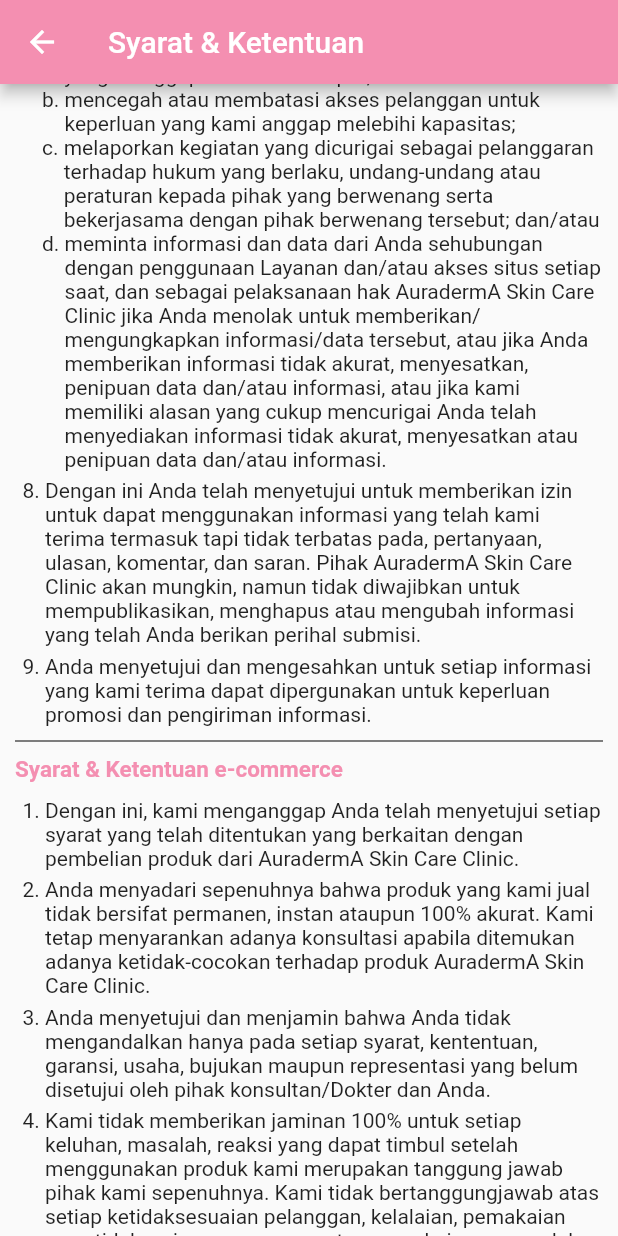
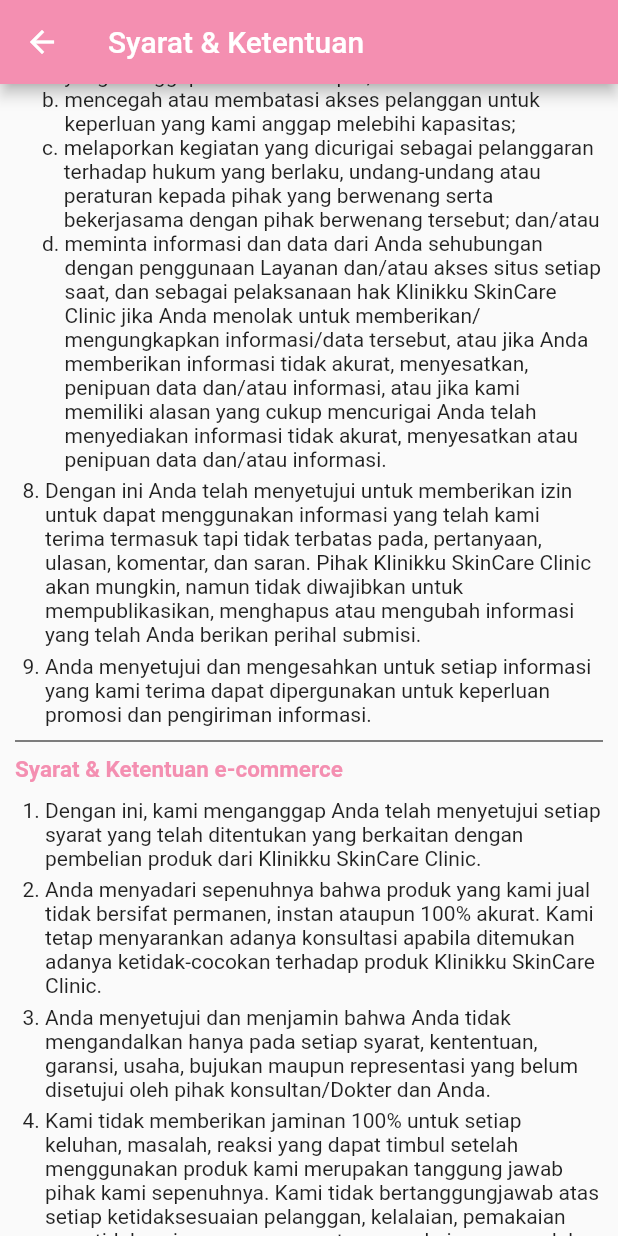
Before and after one commit to mnurs/klinikku, a Flutter app: the SyaratKetentuanIndex screen opened directly, scrolled down 1152 dp, on a phone screen of 412 x 824 dp. Run offline on Flutter 3.47's test engine with Material 2 defaults, Android fonts, the phone set to English and light mode, and no system bars; our stand-ins replace card_swiper, flutter_local_notifications, image_picker, rflutter_alert; missing offline and left inert: clipboard.

Commit message:
mengubah text syarat dan ketentuan

```diff
--- a/lib/info/syarat_ketentuan.dart
+++ b/lib/info/syarat_ketentuan.dart
@@ -34,7 +34,7 @@ class _SyaratKetentuanIndexState extends State<SyaratKetentuanIndex> {
                   Text("1. "),
                   Expanded(
                       child: Text(
-                          "Dengan mengakses dan menggunakan semua fitur layanan yang ada di situs ini, Anda dengan otomatis telah menyetujui semua bentuk syarat & ketentuan yang telah ditentukan oleh AuradermA Skin Care Clinic."))
+                          "Dengan mengakses dan menggunakan semua fitur layanan yang ada di situs ini, Anda dengan otomatis telah menyetujui semua bentuk syarat & ketentuan yang telah ditentukan oleh Klinikku SkinCare Clinic."))
                 ],
               ),
               SizedBox(
@@ -64,7 +64,7 @@ class _SyaratKetentuanIndexState extends State<SyaratKetentuanIndex> {
                   Text("3. "),
                   Expanded(
                       child: Text(
-                          "Situs ini dikhususkan bagi orang dewasa. Bagi Anda yang masih di bawah umur diwajibkan untuk memiliki izin/persetujuan dari orang tua/wali yang dapat bertanggungjawab atas tindakan Anda, bertanggungjawab atas biaya yang terkait dengan pembelian produk dan layanan dan penerimaan dan pemahaman mengenai Syarat & Ketentuan yang tertera. Tanpa persetujuan/perizinan tersebut, semua hal yang dilakukan oleh pihak terkait di luar tanggung jawab AuradermA Skin Care Clinic."))
+                          "Situs ini dikhususkan bagi orang dewasa. Bagi Anda yang masih di bawah umur diwajibkan untuk memiliki izin/persetujuan dari orang tua/wali yang dapat bertanggungjawab atas tindakan Anda, bertanggungjawab atas biaya yang terkait dengan pembelian produk dan layanan dan penerimaan dan pemahaman mengenai Syarat & Ketentuan yang tertera. Tanpa persetujuan/perizinan tersebut, semua hal yang dilakukan oleh pihak terkait di luar tanggung jawab Klinikku SkinCare Clinic."))
                 ],
               ),
               SizedBox(
@@ -82,7 +82,7 @@ class _SyaratKetentuanIndexState extends State<SyaratKetentuanIndex> {
               Padding(
                 padding: const EdgeInsets.only(left: 18),
                 child: Text(
-                    "Anda setuju untuk mematuhi setiap ketentuan, pemberitahuan, kebijakan dan instruksi yang terkait dengan penggunaan layanan dan/atau akses ke situs ini sesuai dengan ketentuan AuradermA Skin Care Clinic, walau tanpa pemberitahuan lebih lanjut."),
+                    "Anda setuju untuk mematuhi setiap ketentuan, pemberitahuan, kebijakan dan instruksi yang terkait dengan penggunaan layanan dan/atau akses ke situs ini sesuai dengan ketentuan Klinikku SkinCare Clinic, walau tanpa pemberitahuan lebih lanjut."),
               ),
               SizedBox(
                 height: 5,
@@ -143,7 +143,7 @@ class _SyaratKetentuanIndexState extends State<SyaratKetentuanIndex> {
                     Text("d. "),
                     Expanded(
                       child: Text(
-                          "Mem-posting, mempromosikan atau mengirimkan materi/konten terlarang melalui situs/dengan mengatasnamakan AuradermA Skin Care Clinic tanpa sepengetahuan pihak terkait."),
+                          "Mem-posting, mempromosikan atau mengirimkan materi/konten terlarang melalui situs/dengan mengatasnamakan Klinikku SkinCare Clinic tanpa sepengetahuan pihak terkait."),
                     ),
                   ],
                 ),
@@ -176,7 +176,7 @@ class _SyaratKetentuanIndexState extends State<SyaratKetentuanIndex> {
               Padding(
                 padding: const EdgeInsets.only(left: 18),
                 child: Text(
-                    "AuradermA Skin Care Clinic dapat meningkatkan, memodifikasi, menghentikan sementara, menghentikan penyediaan, menghapus, baik secara keseluruhan atau sebagian dari situs atau layanan, tanpa memberikan alasan & pemberitahuan sebelumnya, dan tidak bertanggungjawab jika peningkatan, modifikasi, suspensi atau penghapusan tersebut mencegah Anda mengakses situs atau bagian dari layanan."),
+                    "Klinikku SkinCare Clinic dapat meningkatkan, memodifikasi, menghentikan sementara, menghentikan penyediaan, menghapus, baik secara keseluruhan atau sebagian dari situs atau layanan, tanpa memberikan alasan & pemberitahuan sebelumnya, dan tidak bertanggungjawab jika peningkatan, modifikasi, suspensi atau penghapusan tersebut mencegah Anda mengakses situs atau bagian dari layanan."),
               ),
               SizedBox(
                 height: 5,
@@ -189,7 +189,7 @@ class _SyaratKetentuanIndexState extends State<SyaratKetentuanIndex> {
                   ),
                   Expanded(
                     child: Text(
-                        "7. Pihak AuradermA Skin Care Clinic mempunyai hak penuh atas situs ini termasuk:"),
+                        "7. Pihak Klinikku SkinCare Clinic mempunyai hak penuh atas situs ini termasuk:"),
                   ),
                 ],
               ),
@@ -240,7 +240,7 @@ class _SyaratKetentuanIndexState extends State<SyaratKetentuanIndex> {
                     Text("d. "),
                     Expanded(
                       child: Text(
-                          "meminta informasi dan data dari Anda sehubungan dengan penggunaan Layanan dan/atau akses situs setiap saat, dan sebagai pelaksanaan hak AuradermA Skin Care Clinic jika Anda menolak untuk memberikan/mengungkapkan informasi/data tersebut, atau jika Anda memberikan informasi tidak akurat, menyesatkan, penipuan data dan/atau informasi, atau jika kami memiliki alasan yang cukup mencurigai Anda telah menyediakan informasi tidak akurat, menyesatkan atau penipuan data dan/atau informasi."),
+                          "meminta informasi dan data dari Anda sehubungan dengan penggunaan Layanan dan/atau akses situs setiap saat, dan sebagai pelaksanaan hak Klinikku SkinCare Clinic jika Anda menolak untuk memberikan/mengungkapkan informasi/data tersebut, atau jika Anda memberikan informasi tidak akurat, menyesatkan, penipuan data dan/atau informasi, atau jika kami memiliki alasan yang cukup mencurigai Anda telah menyediakan informasi tidak akurat, menyesatkan atau penipuan data dan/atau informasi."),
                     ),
                   ],
                 ),
@@ -257,7 +257,7 @@ class _SyaratKetentuanIndexState extends State<SyaratKetentuanIndex> {
                   Text("8. "),
                   Expanded(
                       child: Text(
-                          "Dengan ini Anda telah menyetujui untuk memberikan izin untuk dapat menggunakan informasi yang telah kami terima termasuk tapi tidak terbatas pada, pertanyaan, ulasan, komentar, dan saran. Pihak AuradermA Skin Care Clinic akan mungkin, namun tidak diwajibkan untuk mempublikasikan, menghapus atau mengubah informasi yang telah Anda berikan perihal submisi."))
+                          "Dengan ini Anda telah menyetujui untuk memberikan izin untuk dapat menggunakan informasi yang telah kami terima termasuk tapi tidak terbatas pada, pertanyaan, ulasan, komentar, dan saran. Pihak Klinikku SkinCare Clinic akan mungkin, namun tidak diwajibkan untuk mempublikasikan, menghapus atau mengubah informasi yang telah Anda berikan perihal submisi."))
                 ],
               ),
               SizedBox(
@@ -290,7 +290,7 @@ class _SyaratKetentuanIndexState extends State<SyaratKetentuanIndex> {
                   Text("1. "),
                   Expanded(
                       child: Text(
-                          "Dengan ini, kami menganggap Anda telah menyetujui setiap syarat yang telah ditentukan yang berkaitan dengan pembelian produk dari AuradermA Skin Care Clinic."))
+                          "Dengan ini, kami menganggap Anda telah menyetujui setiap syarat yang telah ditentukan yang berkaitan dengan pembelian produk dari Klinikku SkinCare Clinic."))
                 ],
               ),
               SizedBox(
@@ -305,7 +305,7 @@ class _SyaratKetentuanIndexState extends State<SyaratKetentuanIndex> {
                   Text("2. "),
                   Expanded(
                       child: Text(
-                          "Anda menyadari sepenuhnya bahwa produk yang kami jual tidak bersifat permanen, instan ataupun 100% akurat. Kami tetap menyarankan adanya konsultasi apabila ditemukan adanya ketidak-cocokan terhadap produk AuradermA Skin Care Clinic."))
+                          "Anda menyadari sepenuhnya bahwa produk yang kami jual tidak bersifat permanen, instan ataupun 100% akurat. Kami tetap menyarankan adanya konsultasi apabila ditemukan adanya ketidak-cocokan terhadap produk Klinikku SkinCare Clinic."))
                 ],
               ),
               SizedBox(
@@ -350,13 +350,13 @@ class _SyaratKetentuanIndexState extends State<SyaratKetentuanIndex> {
                   Text("5. "),
                   Expanded(
                       child: Text(
-                          "Setiap pembelanjaan yang Anda lakukan harus dilakukan dalam keadaan sadar dan tidak dalam pengaruh apapun.AuradermA Skin Care Clinic tidak bertanggungjawab atas adanya pembelian yang telah/melalui proses terakhir atau pembayaran yang Anda lakukan."))
+                          "Setiap pembelanjaan yang Anda lakukan harus dilakukan dalam keadaan sadar dan tidak dalam pengaruh apapun.Klinikku SkinCare Clinic tidak bertanggungjawab atas adanya pembelian yang telah/melalui proses terakhir atau pembayaran yang Anda lakukan."))
                 ],
               ),
               SizedBox(
                 height: 5,
               ),
-              Text("Pihak AuradermA Skin Care Clinic dapat mengubah/merevisi semua syarat dan ketentuan yang tertera tanpa pemberitahuan terlebih dahulu. Untuk setiap pelanggaran yang dilakukan akan mendapatkan hukuman/sanksi berdasarkan hukum & Undang-undang yang berlaku di Indonesia.")
+              Text("Pihak Klinikku SkinCare Clinic dapat mengubah/merevisi semua syarat dan ketentuan yang tertera tanpa pemberitahuan terlebih dahulu. Untuk setiap pelanggaran yang dilakukan akan mendapatkan hukuman/sanksi berdasarkan hukum & Undang-undang yang berlaku di Indonesia.")
             ],
           ),
         ),
```
